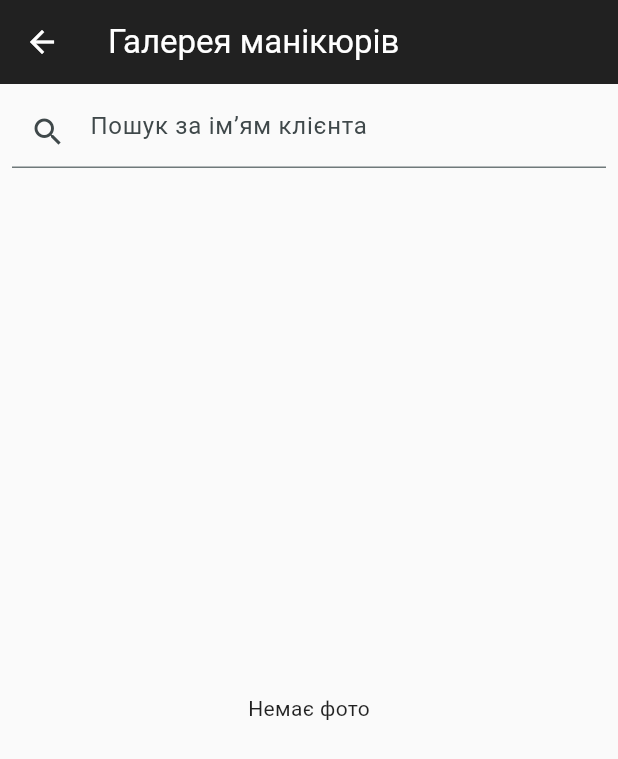
After one commit to robberRds/beautydiary, a Flutter app: the screen it shows after launch, after a tap on the "photo library" icon, on a phone screen of 412 x 824 dp. The commit adds this screen. Shown: the top 759 px of the screen. Run offline on Flutter 3.47's test engine with Material 3 defaults, Android fonts, the phone set to English and light mode, and no system bars; our stand-ins replace flutter_local_notifications, font_awesome_flutter, image_picker, printing, shared_preferences, sqflite and 2 more; missing offline and left inert: excel; accounts and stored records are empty.

Commit message:
feat: add photo support for appointments and photo gallery (pick/camera, storage, search)

```diff
--- a/lib/main.dart
+++ b/lib/main.dart
@@ -8,6 +8,7 @@ import 'screens/stats_screen.dart';
 import 'screens/settings_screen.dart';
 import 'services/notification_service.dart';
 import 'screens/visit_history_screen.dart';
+import 'screens/photo_gallery_screen.dart';
 
 void main() async {
   WidgetsFlutterBinding.ensureInitialized();
@@ -56,6 +57,7 @@ class MyApp extends StatelessWidget {
         '/home': (c) => const HomeScreen(),
         '/history': (c) => const VisitHistoryScreen(),
         '/new': (c) => const NewAppointmentScreen(),
+          '/photos': (c) => const PhotoGalleryScreen(),
         '/stats': (c) => const StatsScreen(),
         '/settings': (c) => const SettingsScreen(),
       },
--- a/lib/models/appointment.dart
+++ b/lib/models/appointment.dart
@@ -5,6 +5,7 @@ class Appointment {
   final String? phone;
   final double? price;
   final String? note;
+  final String? photoPath;
 
   Appointment({
     this.id,
@@ -13,6 +14,7 @@ class Appointment {
     this.phone,
     this.price,
     this.note,
+    this.photoPath,
   });
 
   Map<String, Object?> toMap() {
@@ -23,6 +25,7 @@ class Appointment {
       'phone': phone,
       'price': price,
       'note': note,
+      'photoPath': photoPath,
     };
   }
 
@@ -34,6 +37,7 @@ class Appointment {
       phone: m['phone'] as String?,
       price: m['price'] == null ? null : (m['price'] as num).toDouble(),
       note: m['note'] as String?,
+      photoPath: m['photoPath'] as String?,
     );
   }
 }
--- a/lib/screens/home_screen.dart
+++ b/lib/screens/home_screen.dart
@@ -69,6 +69,11 @@ class _HomeScreenState extends State<HomeScreen> {
               onPressed: () => Navigator.pushNamed(context, '/history'),
               icon: const Icon(Icons.history),
               tooltip: 'Історія відвідувань',
+            ),
+            IconButton(
+              onPressed: () => Navigator.pushNamed(context, '/photos'),
+              icon: const Icon(Icons.photo_library),
+              tooltip: 'Галерея фото',
             ),
             IconButton(
               onPressed: () => Navigator.pushNamed(context, '/stats'),
--- /dev/null
+++ b/lib/screens/photo_gallery_screen.dart
@@ -0,0 +1,83 @@
+import 'dart:io';
+
+import 'package:flutter/material.dart';
+import 'package:intl/intl.dart';
+import '../services/db_service.dart';
+import '../models/appointment.dart';
+
+class PhotoGalleryScreen extends StatefulWidget {
+  const PhotoGalleryScreen({super.key});
+
+  @override
+  State<PhotoGalleryScreen> createState() => _PhotoGalleryScreenState();
+}
+
+class _PhotoGalleryScreenState extends State<PhotoGalleryScreen> {
+  List<Appointment> _all = [];
+  List<Appointment> _filtered = [];
+  final _searchCtl = TextEditingController();
+
+  @override
+  void initState() {
+    super.initState();
+    _load();
+  }
+
+  Future<void> _load() async {
+    final all = await DBService().allAppointments();
+    final photos = all.where((a) => a.photoPath != null && a.photoPath!.isNotEmpty).toList().reversed.toList();
+    setState(() {
+      _all = photos;
+      _filtered = photos;
+    });
+  }
+
+  void _applyFilter(String q) {
+    final low = q.trim().toLowerCase();
+    if (low.isEmpty) {
+      setState(() => _filtered = _all);
+      return;
+    }
+    setState(() {
+      _filtered = _all.where((a) => a.clientName.toLowerCase().contains(low)).toList();
+    });
+  }
+
+  @override
+  Widget build(BuildContext context) {
+    return Scaffold(
+      appBar: AppBar(title: const Text('Галерея манікюрів')),
+      body: Column(children: [
+        Padding(padding: const EdgeInsets.all(8.0), child: TextField(controller: _searchCtl, decoration: const InputDecoration(prefixIcon: Icon(Icons.search), hintText: 'Пошук за імʼям клієнта'), onChanged: _applyFilter)),
+        Expanded(
+          child: _filtered.isEmpty
+              ? const Center(child: Text('Немає фото'))
+              : GridView.builder(
+                  padding: const EdgeInsets.all(8),
+                  gridDelegate: const SliverGridDelegateWithFixedCrossAxisCount(crossAxisCount: 2, childAspectRatio: 0.8, crossAxisSpacing: 8, mainAxisSpacing: 8),
+                  itemCount: _filtered.length,
+                  itemBuilder: (c, i) {
+                    final a = _filtered[i];
+                    return Card(
+                      clipBehavior: Clip.hardEdge,
+                      shape: RoundedRectangleBorder(borderRadius: BorderRadius.circular(12)),
+                      child: Column(children: [
+                        Expanded(child: a.photoPath != null ? Image.file(File(a.photoPath!), fit: BoxFit.cover, width: double.infinity) : const SizedBox.shrink()),
+                        Padding(
+                          padding: const EdgeInsets.all(8.0),
+                          child: Column(crossAxisAlignment: CrossAxisAlignment.start, children: [
+                            Text(a.clientName, style: const TextStyle(fontWeight: FontWeight.bold)),
+                            const SizedBox(height: 4),
+                            Text(DateFormat.yMMMd('uk').format(a.dateTime)),
+                            if (a.price != null) Align(alignment: Alignment.centerRight, child: Text('${a.price!.toStringAsFixed(0)}₴', style: const TextStyle(fontWeight: FontWeight.w600))),
+                          ]),
+                        )
+                      ]),
+                    );
+                  },
+                ),
+        )
+      ]),
+    );
+  }
+}
--- a/lib/services/db_service.dart
+++ b/lib/services/db_service.dart
@@ -22,7 +22,7 @@ class DBService {
   Future<Database> _initDB() async {
     final databasesPath = await getDatabasesPath();
     final path = join(databasesPath, 'beautydiary.db');
-    return await openDatabase(path, version: 1, onCreate: (db, v) async {
+    return await openDatabase(path, version: 2, onCreate: (db, v) async {
       await db.execute('''
         CREATE TABLE appointments(
           id INTEGER PRIMARY KEY AUTOINCREMENT,
@@ -30,9 +30,15 @@ class DBService {
           dateTime TEXT NOT NULL,
           phone TEXT,
           price REAL,
-          note TEXT
+          note TEXT,
+          photoPath TEXT
         )
       ''');
+    }, onUpgrade: (db, oldV, newV) async {
+      if (oldV < 2) {
+        // add photoPath column for migration from version 1
+        await db.execute('ALTER TABLE appointments ADD COLUMN photoPath TEXT');
+      }
     });
   }
 
--- a/pubspec.yaml
+++ b/pubspec.yaml
@@ -42,6 +42,7 @@ dependencies:
   path: ^1.8.3
   table_calendar: ^3.0.9
   intl: ^0.19.0
+  image_picker: ^0.8.7
   pdf: ^3.10.1
   printing: ^5.11.0
   # syncfusion_flutter_charts removed; using local painters instead
```
Also changed, not shown: lib/screens/new_appointment_screen.dart (+42 -15 lines), 1 other file.
